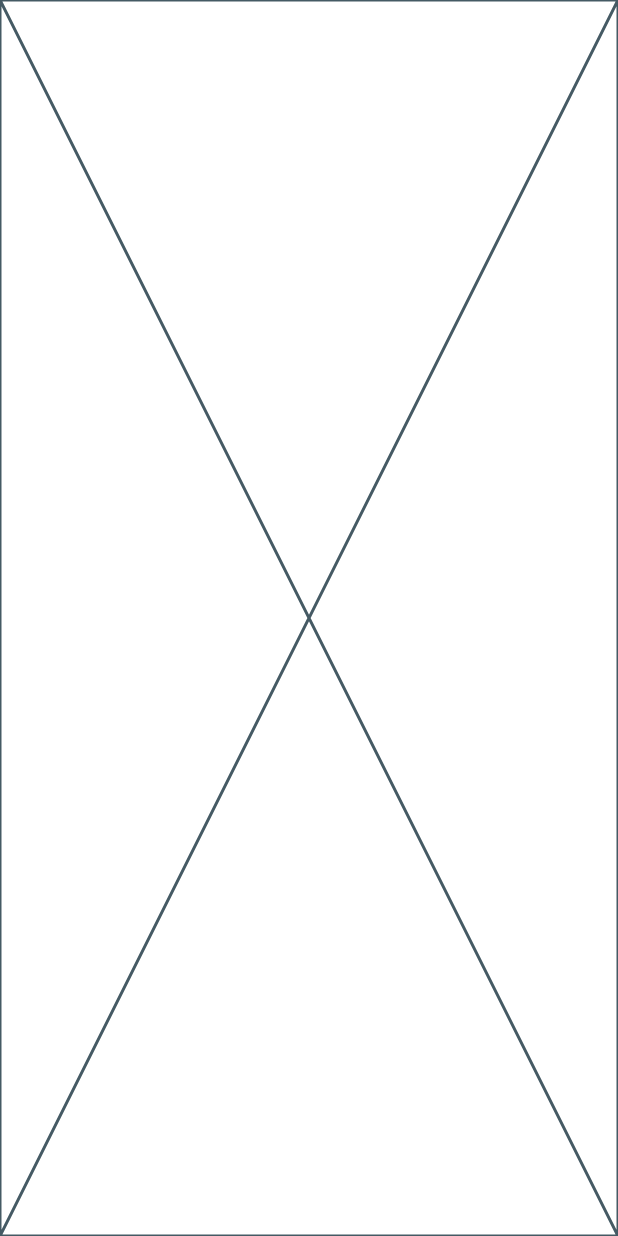
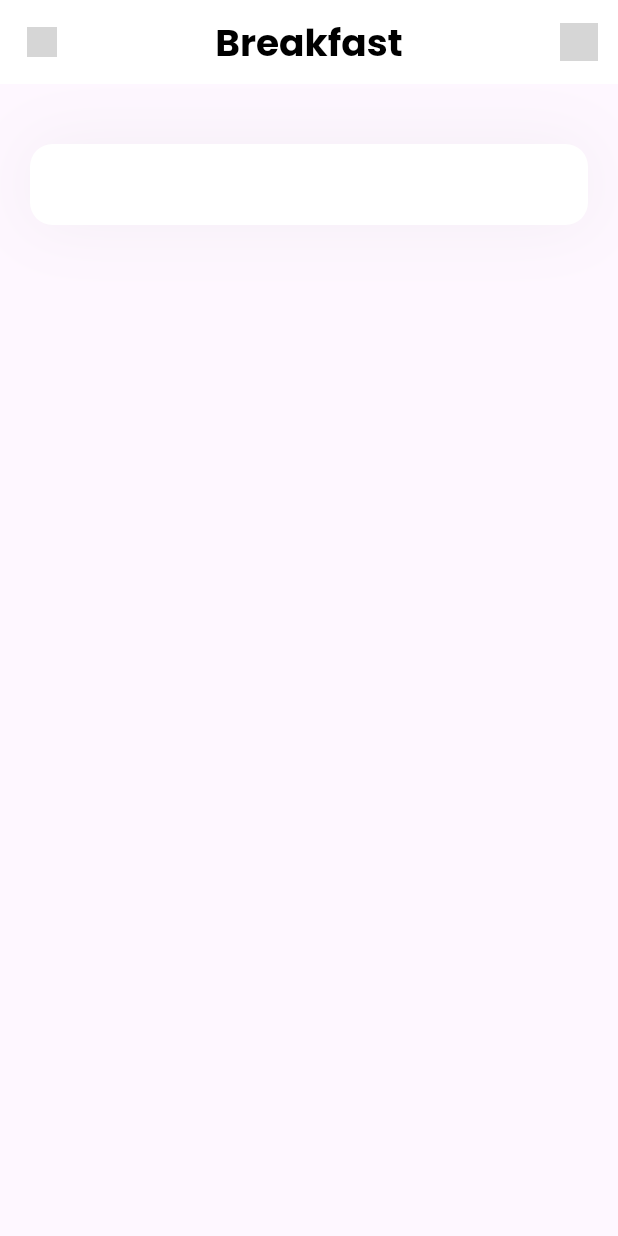
Before and after one commit to NavindaHewawickrama/fitness-app, a Flutter app: the screen it shows after launch, on a phone screen of 412 x 824 dp. Run offline on Flutter 3.47's test engine with Material 3 defaults, Android fonts, the phone set to English and light mode, and no system bars; our stand-ins replace flutter_svg; grey boxes are pictures that could not be loaded.

Commit message:
app bar and body

```diff
--- a/lib/main.dart
+++ b/lib/main.dart
@@ -11,8 +11,9 @@ class MyApp extends StatelessWidget {
   // This widget is the root of your application.
   @override
   Widget build(BuildContext context) {
-    return const MaterialApp(
+    return MaterialApp(
       debugShowCheckedModeBanner: false,
+      theme: ThemeData(fontFamily: 'Poppins'),
       home: HomePage()
     );
   }
--- a/lib/pages/home.dart
+++ b/lib/pages/home.dart
@@ -1,10 +1,95 @@
 import 'package:flutter/material.dart';
+import 'package:flutter_svg/flutter_svg.dart';
 
 class HomePage extends StatelessWidget {
   const HomePage({super.key});
 
   @override
   Widget build(BuildContext context) {
-    return const Placeholder();
+    return Scaffold(
+      appBar: appBar(),
+      body: Column(
+        children: [
+          Container(
+            margin: EdgeInsets.only(top: 40, left: 20, right: 20),
+            decoration: BoxDecoration(
+              boxShadow: [
+                BoxShadow(
+                  color: Colors.grey.withOpacity(0.11),
+                  spreadRadius: 0.0,
+                  blurRadius: 40,
+                ),
+              ]
+            ),
+            child: TextField(
+              decoration: InputDecoration(
+                filled: true,
+                fillColor: Colors.white,
+                contentPadding: EdgeInsets.all(15),
+                border: OutlineInputBorder(
+                  borderRadius: BorderRadius.circular(15),
+                  borderSide: BorderSide.none,
+                ),
+              ),
+            ),
+          )
+        ],
+      ),
+    );
+  }
+
+  AppBar appBar() {
+    return AppBar(
+      title: Text(
+        'Breakfast',
+        style: TextStyle(
+          color: Colors.black,
+          fontSize: 25,
+          fontWeight: FontWeight.bold,
+        ),
+      ),
+      backgroundColor: Colors.white,
+      elevation: 0,
+      centerTitle: true,
+      leading: GestureDetector(
+        onTap: () {
+          // Handle back button action
+        },
+        child: Container(
+          margin: const EdgeInsets.all(10),
+          alignment: Alignment.center,
+          child: SvgPicture.asset(
+            'assets/icons/left.svg',
+            height: 20,
+            width: 20,
+          ),
+          decoration: BoxDecoration(
+            color: Colors.white24,
+            borderRadius: BorderRadius.circular(10),
+          ),
+        ),
+      ),
+      actions: [
+        GestureDetector(
+          onTap: () {
+            // Handle action menu tap
+          },
+          child: Container(
+            margin: const EdgeInsets.all(10),
+            alignment: Alignment.center,
+            width: 32,
+            child: SvgPicture.asset(
+              'assets/icons/dots.svg',
+              height: 25,
+              width: 25,
+            ),
+            decoration: BoxDecoration(
+              color: Colors.white24,
+              borderRadius: BorderRadius.circular(10),
+            ),
+          ),
+        ),
+      ],
+    );
   }
 }
--- a/pubspec.yaml
+++ b/pubspec.yaml
@@ -45,6 +45,7 @@ dev_dependencies:
   # package. See that file for information about deactivating specific lint
   # rules and activating additional ones.
   flutter_lints: ^5.0.0
+  flutter_svg: ^2.0.16
 
 # For information on the generic Dart part of this file, see the
 # following page: https://dart.dev/tools/pub/pubspec
@@ -58,8 +59,8 @@ flutter:
   uses-material-design: true
 
   # To add assets to your application, add an assets section, like this:
-  # assets:
-  #   - images/a_dot_burr.jpeg
+  assets:
+    - assets/icons/
   #   - images/a_dot_ham.jpeg
 
   # An image asset can refer to one or more resolution-specific "variants", see
```
Also changed, not shown: assets/icons/dots.svg (added), assets/icons/left.svg (added), pubspec.lock.
